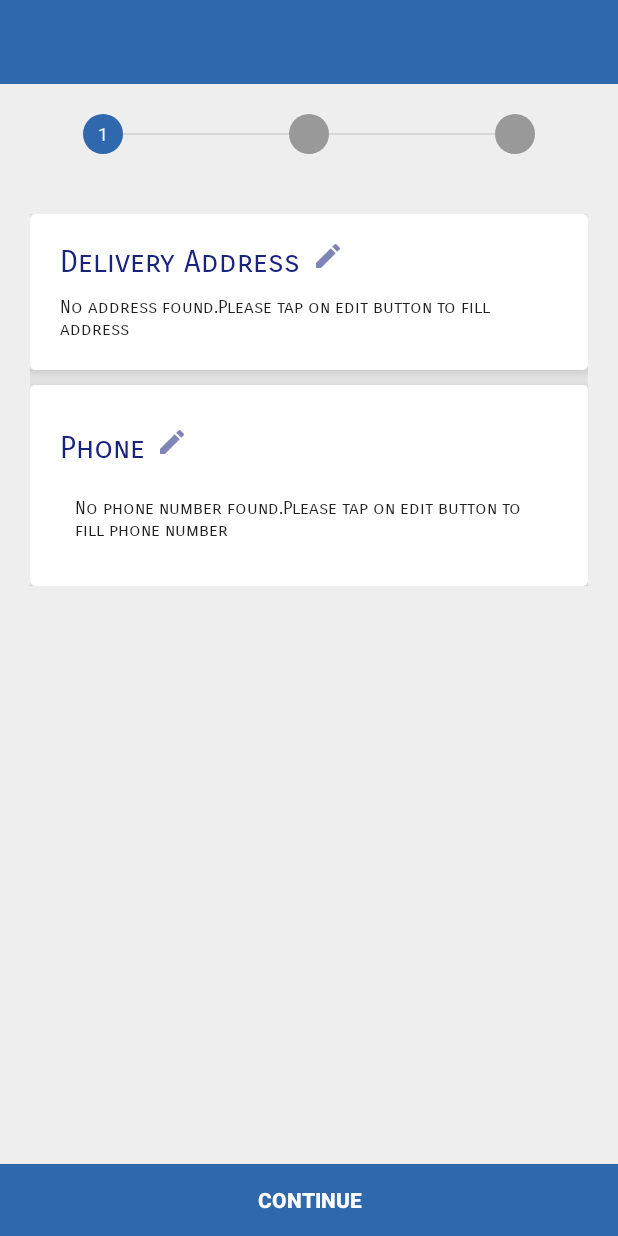
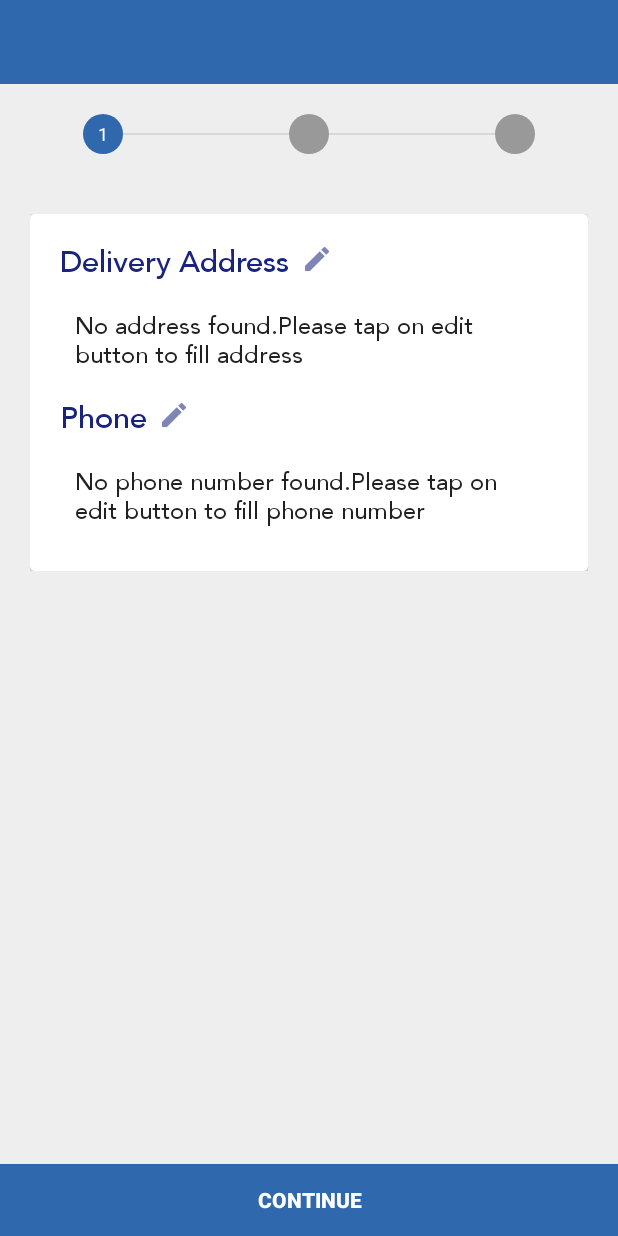
Before and after one commit to Shubham731993/Wholeseller, an Android app: the FinalAddressActivity screen opened directly, with no data from a screen before it, on a phone screen of 412 x 824 dp. Run offline under Robolectric (Android 15) with nearby library versions, the phone set to English and light mode, and no system bars; libraries missing offline, so code that uses them is left out: com.crashlytics.android, io.fabric.sdk.

Commit message:
font change

```diff
--- a/app/src/main/res/layout/checkout_item.xml
+++ b/app/src/main/res/layout/checkout_item.xml
@@ -83,25 +83,25 @@
 
           </RelativeLayout>
 
-          <TextView
+          <abominable.com.wholeseller.common.WMTextView
             android:id="@+id/hotel_type_tv"
             android:layout_width="wrap_content"
             android:layout_height="wrap_content"
             android:orientation="horizontal"
             android:text="PULSES"
-            android:fontFamily="sans-serif-smallcaps"
+            android:tag="@string/regular"
             android:textColor="#8a000000"
             android:textSize="10sp"
             android:visibility="visible"/>
 
 
-          <TextView
+          <abominable.com.wholeseller.common.WMTextView
             android:id="@+id/item_name"
             android:layout_width="wrap_content"
             android:layout_height="wrap_content"
             android:singleLine="true"
             android:layout_marginTop="10dp"
-            android:fontFamily="sans-serif-smallcaps"
+            android:tag="@string/regular"
             android:text="@string/dummy_resource_name"
             android:textColor="@color/review_black"
             android:textSize="16sp"/>
@@ -114,23 +114,23 @@
             android:layout_height="wrap_content">
 
 
-            <TextView
+            <abominable.com.wholeseller.common.WMTextView
               android:id="@+id/item_number"
               android:layout_width="wrap_content"
               android:layout_marginTop="5dp"
               android:layout_height="wrap_content"
-              android:fontFamily="sans-serif-smallcaps"
               android:text="Quantity : 100kgs"
+              android:tag="@string/regular"
               android:textColor="@color/logo_orange"
               android:textSize="14sp"/>
 
-            <TextView
+            <abominable.com.wholeseller.common.WMTextView
               android:layout_alignParentRight="true"
               android:id="@+id/item_price"
               android:layout_width="wrap_content"
               android:layout_marginTop="5dp"
-              android:fontFamily="sans-serif-smallcaps"
               android:layout_height="wrap_content"
+              android:tag="@string/medium"
               android:text="\u20B91300/kg"
               android:textColor="@color/logo_orange"
               android:textSize="14sp"/>
--- a/app/src/main/res/layout/final_address_layout.xml
+++ b/app/src/main/res/layout/final_address_layout.xml
@@ -89,8 +89,8 @@
       android:layout_width="match_parent"
       android:layout_height="wrap_content"
       android:layout_below="@+id/upper_layout"
-      android:padding="20dp"
-      android:visibility="gone">
+      android:visibility="gone"
+      android:padding="20dp">
 
       <android.support.v7.widget.CardView
         android:id="@+id/address_layout"
@@ -105,11 +105,11 @@
           android:layout_height="wrap_content"
           android:padding="10dp">
 
-          <TextView
+          <abominable.com.wholeseller.common.WMTextView
             android:id="@+id/title"
             android:layout_width="wrap_content"
             android:layout_height="wrap_content"
-            android:fontFamily="sans-serif-smallcaps"
+            android:tag="@string/medium"
             android:text="Delivery Address"
             android:textColor="@color/dark_blue"
             android:textSize="20sp"/>
@@ -118,6 +118,7 @@
             android:id="@+id/edit_image"
             android:layout_width="16dp"
             android:layout_height="16dp"
+            android:layout_marginTop="2dp"
             android:layout_centerHorizontal="true"
             android:layout_marginLeft="10dp"
             android:layout_toRightOf="@+id/title"
@@ -125,94 +126,26 @@
             app:srcCompat="@drawable/ic_edit"/>
 
 
-          <TextView
+          <abominable.com.wholeseller.common.WMTextView
             android:id="@+id/address"
             android:layout_width="wrap_content"
             android:layout_height="wrap_content"
             android:layout_below="@+id/title"
             android:layout_marginTop="10dp"
-            android:fontFamily="sans-serif-smallcaps"
+            android:tag="@string/medium"
             android:text=""
+            android:padding="10dp"
             android:textColor="@color/review_black"
-            android:textSize="12sp"/>
-
-        </RelativeLayout>
-
-      </android.support.v7.widget.CardView>
-
-      <!--      <android.support.v7.widget.CardView
-              android:id="@+id/email_layout"
-              android:layout_width="match_parent"
-              android:layout_height="wrap_content"
-              android:layout_below="@+id/address_layout"
-              android:layout_marginTop="10dp"
-              app:cardCornerRadius="3dp"
-              app:cardElevation="8dp"
-              app:contentPadding="10dp">
+            android:textSize="16sp"/>
 
 
-              <RelativeLayout
-                android:layout_width="match_parent"
-                android:layout_height="wrap_content"
-                android:padding="10dp">
-
-                <TextView
-                  android:id="@+id/email"
-                  android:layout_width="wrap_content"
-                  android:layout_height="wrap_content"
-                  android:fontFamily="sans-serif-smallcaps"
-                  android:text="Email"
-                  android:textColor="@color/dark_blue"
-                  android:textSize="20sp"/>
-
-                <ImageView
-                  android:layout_width="16dp"
-                  android:layout_height="16dp"
-                  android:layout_centerHorizontal="true"
-                  android:layout_marginLeft="10dp"
-                  android:layout_toRightOf="@+id/email"
-                  android:tint="@color/dark_blue"
-                  app:srcCompat="@drawable/ic_edit"/>
-
-
-
-                <TextView
-                  android:id="@+id/email_id"
-                  android:layout_width="wrap_content"
-                  android:layout_height="wrap_content"
-                  android:layout_below="@+id/email"
-                  android:layout_marginTop="10dp"
-                  android:fontFamily="sans-serif-smallcaps"
-                  android:text=""
-                  android:textColor="@color/flight_review_black"
-                  android:textSize="12sp"/>
-
-              </RelativeLayout>
-
-            </android.support.v7.widget.CardView>-->
-
-      <android.support.v7.widget.CardView
-        android:id="@+id/phone_layout"
-        android:layout_width="match_parent"
-        android:layout_height="wrap_content"
-        android:layout_below="@+id/address_layout"
-        android:layout_marginTop="10dp"
-        app:cardCornerRadius="3dp"
-        app:cardElevation="8dp"
-        app:contentPadding="10dp">
-
-
-        <RelativeLayout
-          android:layout_width="match_parent"
-          android:layout_height="wrap_content"
-          android:layout_marginTop="10dp"
-          android:padding="10dp">
-
-          <TextView
+          <abominable.com.wholeseller.common.WMTextView
             android:id="@+id/phone"
+            android:layout_below="@+id/address"
             android:layout_width="wrap_content"
             android:layout_height="wrap_content"
-            android:fontFamily="sans-serif-smallcaps"
+            android:tag="@string/medium"
+            android:layout_marginTop="10dp"
             android:text="Phone"
             android:textColor="@color/dark_blue"
             android:textSize="20sp"/>
@@ -221,24 +154,25 @@
             android:id="@+id/edit_image_phone"
             android:layout_width="16dp"
             android:layout_height="16dp"
-            android:layout_centerHorizontal="true"
+            android:layout_marginTop="12dp"
+            android:layout_below="@+id/address"
             android:layout_marginLeft="10dp"
             android:layout_toRightOf="@+id/phone"
             android:tint="@color/dark_blue"
             app:srcCompat="@drawable/ic_edit"/>
 
 
-          <TextView
+          <abominable.com.wholeseller.common.WMTextView
             android:id="@+id/phone_number"
             android:layout_width="wrap_content"
             android:layout_height="wrap_content"
             android:layout_below="@+id/phone"
             android:layout_marginTop="10dp"
-            android:fontFamily="sans-serif-smallcaps"
             android:padding="10dp"
+            android:tag="@string/medium"
             android:text="9654887711"
             android:textColor="@color/review_black"
-            android:textSize="12sp"/>
+            android:textSize="16sp"/>
 
         </RelativeLayout>
 
@@ -252,8 +186,8 @@
       android:layout_width="match_parent"
       android:layout_height="wrap_content"
       android:layout_below="@+id/upper_layout"
-      android:visibility="gone"
-      android:padding="20dp">
+      android:padding="20dp"
+      android:visibility="gone">
 
       <android.support.v7.widget.RecyclerView
         android:id="@+id/recycler_view"
@@ -267,20 +201,21 @@
         android:layout_marginTop="20dp"
         android:padding="10dp">
 
-        <TextView
+        <abominable.com.wholeseller.common.WMTextView
           android:layout_width="wrap_content"
           android:layout_height="wrap_content"
-          android:fontFamily="sans-serif-smallcaps"
+          android:tag="@string/medium"
           android:text="Total Price"
           android:textColor="@color/black"
           android:textSize="20sp"/>
 
-        <TextView
+        <abominable.com.wholeseller.common.WMTextView
           android:id="@+id/total_price"
           android:layout_width="wrap_content"
           android:layout_height="wrap_content"
           android:layout_alignParentEnd="true"
           android:layout_alignParentRight="true"
+          android:tag="@string/medium"
           android:text="\u20B91444"
           android:textColor="@color/black"
           android:textSize="20sp"/>
@@ -296,54 +231,51 @@
       android:layout_below="@+id/upper_layout"
       android:padding="20dp">
 
-      <TextView
+      <abominable.com.wholeseller.common.WMTextView
         android:id="@+id/header"
+        android:layout_width="wrap_content"
+        android:layout_height="wrap_content"
+        android:tag="@string/regular"
         android:text="Select Payment Modes"
         android:textColor="@color/review_black"
-        android:textSize="20sp"
-        android:fontFamily="sans-serif-smallcaps"
-        android:layout_width="wrap_content"
-        android:layout_height="wrap_content"/>
+        android:textSize="20sp"/>
 
       <RadioGroup
         android:id="@+id/payment_group"
-        android:layout_marginTop="10dp"
+        android:layout_width="wrap_content"
+        android:layout_height="wrap_content"
         android:layout_below="@+id/header"
-        android:layout_width="wrap_content"
-        android:layout_height="wrap_content">
+        android:layout_marginTop="10dp">
 
         <RadioButton
+          android:id="@+id/cash"
           android:layout_width="wrap_content"
           android:layout_height="wrap_content"
+          android:checked="true"
+          android:tag="@string/light"
           android:text="CASH ON DELIVERY"
-          android:fontFamily="sans-serif-smallcaps"
-          android:id="@+id/cash"
-          android:checked="true"
-          android:textSize="16sp" />
-
-        <RadioButton
-          android:fontFamily="sans-serif-smallcaps"
-          android:layout_width="wrap_content"
-          android:layout_height="wrap_content"
-          android:text="CHEQUE ON DELIVERY"
-          android:id="@+id/cheque"
-          android:checked="false"
           android:textSize="16sp"/>
 
         <RadioButton
-          android:fontFamily="sans-serif-smallcaps"
+          android:id="@+id/cheque"
           android:layout_width="wrap_content"
           android:layout_height="wrap_content"
+          android:checked="false"
+          android:tag="@string/light"
+          android:text="CHEQUE ON DELIVERY"
+          android:textSize="16sp"/>
+
+        <RadioButton
+          android:id="@+id/account"
+          android:layout_width="wrap_content"
+          android:layout_height="wrap_content"
+          android:checked="false"
+          android:tag="@string/light"
           android:text="ACCOUNT TRANSFER ON DELIVERY"
-          android:id="@+id/account"
-          android:checked="false"
           android:textSize="16sp"/>
 
 
       </RadioGroup>
-
-
-
 
 
     </RelativeLayout>
--- a/app/src/main/res/layout/final_order_item.xml
+++ b/app/src/main/res/layout/final_order_item.xml
@@ -32,16 +32,16 @@
       android:layout_height="wrap_content">
 
 
-    <TextView
+    <abominable.com.wholeseller.common.WMTextView
       android:id="@+id/item_quantity"
       android:layout_width="wrap_content"
       android:layout_height="wrap_content"
       android:text="25 kgs"
       android:textColor="@color/black"
       android:textSize="15sp"
-      android:fontFamily="sans-serif-smallcaps"/>
+      android:tag="@string/light"/>
 
-    <TextView
+    <abominable.com.wholeseller.common.WMTextView
       android:layout_toRightOf="@+id/item_quantity"
       android:layout_toEndOf="@+id/item_quantity"
       android:layout_width="wrap_content"
@@ -51,9 +51,9 @@
       android:id="@+id/multiply"
       android:textColor="@color/black"
       android:textSize="15sp"
-      android:fontFamily="sans-serif-smallcaps"/>
+      android:tag="@string/light"/>
 
-    <TextView
+    <abominable.com.wholeseller.common.WMTextView
       android:layout_toRightOf="@+id/multiply"
       android:layout_toEndOf="@+id/multiply"
       android:id="@+id/item_price"
@@ -63,16 +63,16 @@
       android:text="\u20B9144"
       android:textColor="@color/black"
       android:textSize="15sp"
-      android:fontFamily="sans-serif-smallcaps"/>
+      android:tag="@string/light"/>
 
     </RelativeLayout>
 
-    <TextView
+    <abominable.com.wholeseller.common.WMTextView
       android:layout_centerVertical="true"
       android:id="@+id/item_name"
       android:layout_width="wrap_content"
       android:layout_height="wrap_content"
-      android:fontFamily="sans-serif-smallcaps"
+     android:tag="@string/regular"
       android:text="Masoor Dal"
       android:layout_alignParentLeft="true"
       android:layout_alignParentStart="true"
```
